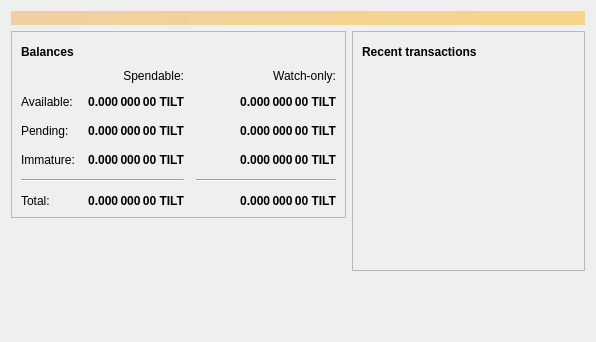
Above: src/qt/forms/overviewpage.ui from TILTCoinIO/TILT before the change. Below: the same form after it.
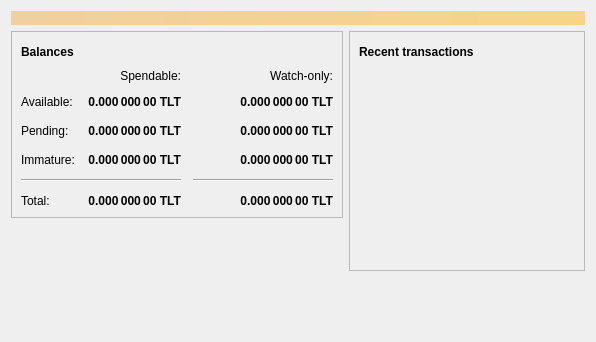
That is the form after the change. Icons and pictures are not drawn.

```diff
--- a/src/qt/forms/overviewpage.ui
+++ b/src/qt/forms/overviewpage.ui
@@ -129,7 +129,7 @@
                <string>Unconfirmed transactions to watch-only addresses</string>
               </property>
               <property name="text">
-               <string notr="true">0.000 000 00 TILT</string>
+               <string notr="true">0.000 000 00 TLT</string>
               </property>
               <property name="alignment">
                <set>Qt::AlignRight|Qt::AlignTrailing|Qt::AlignVCenter</set>
@@ -154,7 +154,7 @@
                <string>Total of transactions that have yet to be confirmed, and do not yet count toward the spendable balance</string>
               </property>
               <property name="text">
-               <string notr="true">0.000 000 00 TILT</string>
+               <string notr="true">0.000 000 00 TLT</string>
               </property>
               <property name="alignment">
                <set>Qt::AlignRight|Qt::AlignTrailing|Qt::AlignVCenter</set>
@@ -179,7 +179,7 @@
                <string>Mined balance in watch-only addresses that has not yet matured</string>
               </property>
               <property name="text">
-               <string notr="true">0.000 000 00 TILT</string>
+               <string notr="true">0.000 000 00 TLT</string>
               </property>
               <property name="alignment">
                <set>Qt::AlignRight|Qt::AlignTrailing|Qt::AlignVCenter</set>
@@ -237,7 +237,7 @@
                <string>Mined balance that has not yet matured</string>
               </property>
               <property name="text">
-               <string notr="true">0.000 000 00 TILT</string>
+               <string notr="true">0.000 000 00 TLT</string>
               </property>
               <property name="alignment">
                <set>Qt::AlignRight|Qt::AlignTrailing|Qt::AlignVCenter</set>
@@ -282,7 +282,7 @@
                <string>Your current total balance</string>
               </property>
               <property name="text">
-               <string notr="true">0.000 000 00 TILT</string>
+               <string notr="true">0.000 000 00 TLT</string>
               </property>
               <property name="alignment">
                <set>Qt::AlignRight|Qt::AlignTrailing|Qt::AlignVCenter</set>
@@ -307,7 +307,7 @@
                <string>Current total balance in watch-only addresses</string>
               </property>
               <property name="text">
-               <string notr="true">0.000 000 00 TILT</string>
+               <string notr="true">0.000 000 00 TLT</string>
               </property>
               <property name="alignment">
                <set>Qt::AlignRight|Qt::AlignTrailing|Qt::AlignVCenter</set>
@@ -349,7 +349,7 @@
                <string>Your current spendable balance</string>
               </property>
               <property name="text">
-               <string notr="true">0.000 000 00 TILT</string>
+               <string notr="true">0.000 000 00 TLT</string>
               </property>
               <property name="alignment">
                <set>Qt::AlignRight|Qt::AlignTrailing|Qt::AlignVCenter</set>
@@ -374,7 +374,7 @@
                <string>Your current balance in watch-only addresses</string>
               </property>
               <property name="text">
-               <string notr="true">0.000 000 00 TILT</string>
+               <string notr="true">0.000 000 00 TLT</string>
               </property>
               <property name="alignment">
                <set>Qt::AlignRight|Qt::AlignTrailing|Qt::AlignVCenter</set>
```
